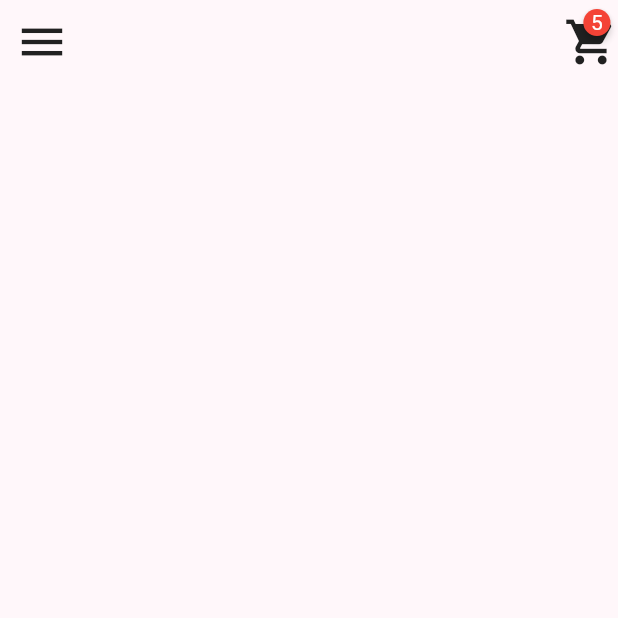
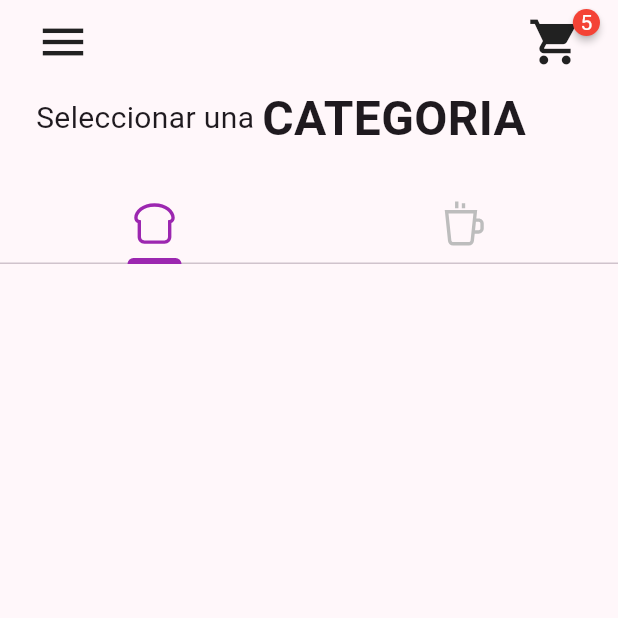
Before and after one commit to adimerpaul/cafeitaliaApp, a Flutter app: the screen it shows after launch, on a phone screen of 412 x 824 dp, the top half of it. Run offline on Flutter 3.47's test engine with Material 3 defaults, Android fonts, the phone set to English and light mode, and no system bars; drawn by our look-alikes of badges; our stand-ins replace line_icons.

Commit message:
formato de tab

```diff
--- /dev/null
+++ b/lib/components/MyTab.dart
@@ -0,0 +1,18 @@
+import 'package:flutter/material.dart';
+
+class MyTab extends StatelessWidget {
+  const MyTab({super.key});
+
+  @override
+  Widget build(BuildContext context) {
+    return Tab(
+      child: Text(
+        'Café',
+        style: TextStyle(
+          fontSize: 20,
+          fontWeight: FontWeight.bold,
+        ),
+      )
+    );
+  }
+}
--- a/lib/pages/MyHomePage.dart
+++ b/lib/pages/MyHomePage.dart
@@ -1,5 +1,6 @@
 import 'package:flutter/material.dart';
 import 'package:badges/badges.dart' as badges;
+import 'package:line_icons/line_icons.dart';
 
 class MyHomePage extends StatefulWidget {
   const MyHomePage({super.key});
@@ -10,19 +11,34 @@ class MyHomePage extends StatefulWidget {
 
 class _MyHomePageState extends State<MyHomePage> {
   int cartItems = 5;
+  List<Widget> tabs = [
+    Tab(
+      child: Icon(LineIcons.breadSlice, size: 36)
+    ),
+    Tab(
+        child: Icon(LineIcons.coffee, size: 36)
+    ),
+  ];
   @override
   Widget build(BuildContext context) {
-    return Scaffold(
+    return DefaultTabController(
+      length: tabs.length,
+      child: Scaffold(
         appBar: AppBar(
           elevation: 0,
-        leading: Icon(
+          leading: Padding(
+            padding: const EdgeInsets.only(left: 24.0),
+            child: Icon(
               Icons.menu,
               color: Colors.grey[900],
               size: 36,
             ),
+          ),
           actions: [
-          badges.Badge(
-            position: badges.BadgePosition.topEnd(top: -10, end: 5),
+            Padding(
+              padding: const EdgeInsets.only(right: 24.0),
+              child: badges.Badge(
+                position: badges.BadgePosition.topEnd(top: -10, end: -12),
                 badgeContent: Text(
                   cartItems.toString(),
                   style: TextStyle(
@@ -35,7 +51,51 @@ class _MyHomePageState extends State<MyHomePage> {
                   size: 36,
                 ),
               ),
+            ),
           ],
+        ),
+        body: Column(
+          children: [
+            Padding(
+              padding: const EdgeInsets.only(left: 24.0),
+              child: Row(
+                children: [
+                  Text(
+                    'Seleccionar una ',
+                    style: TextStyle(
+                      fontSize: 20,
+                      // fontWeight: FontWeight.bold,
+                    ),
+                  ),
+                  Text(
+                    'CATEGORIA',
+                    style: TextStyle(
+                      fontSize: 32,
+                      fontWeight: FontWeight.bold,
+                    ),
+                  ),
+                ],
+              ),
+            ),
+            SizedBox(height: 24),
+            TabBar(
+              tabs: tabs,
+              labelColor: Colors.purple,
+              unselectedLabelColor: Colors.grey[400],
+              indicatorColor: Colors.purple,
+              indicatorSize: TabBarIndicatorSize.label,
+              indicatorWeight: 4,
+              labelStyle: TextStyle(
+                fontSize: 16,
+                fontWeight: FontWeight.bold,
+              ),
+              unselectedLabelStyle: TextStyle(
+                fontSize: 16,
+                fontWeight: FontWeight.bold,
+              ),
+            ),
+          ],
+        ),
       ),
     );
   }
--- a/pubspec.yaml
+++ b/pubspec.yaml
@@ -36,6 +36,7 @@ dependencies:
   # Use with the CupertinoIcons class for iOS style icons.
   cupertino_icons: ^1.0.2
   badges: ^3.1.2
+  line_icons: ^2.0.3
 
 dev_dependencies:
   flutter_test:
```
Also changed, not shown: pubspec.lock. Lines whose indentation alone changed are shown as unchanged.
